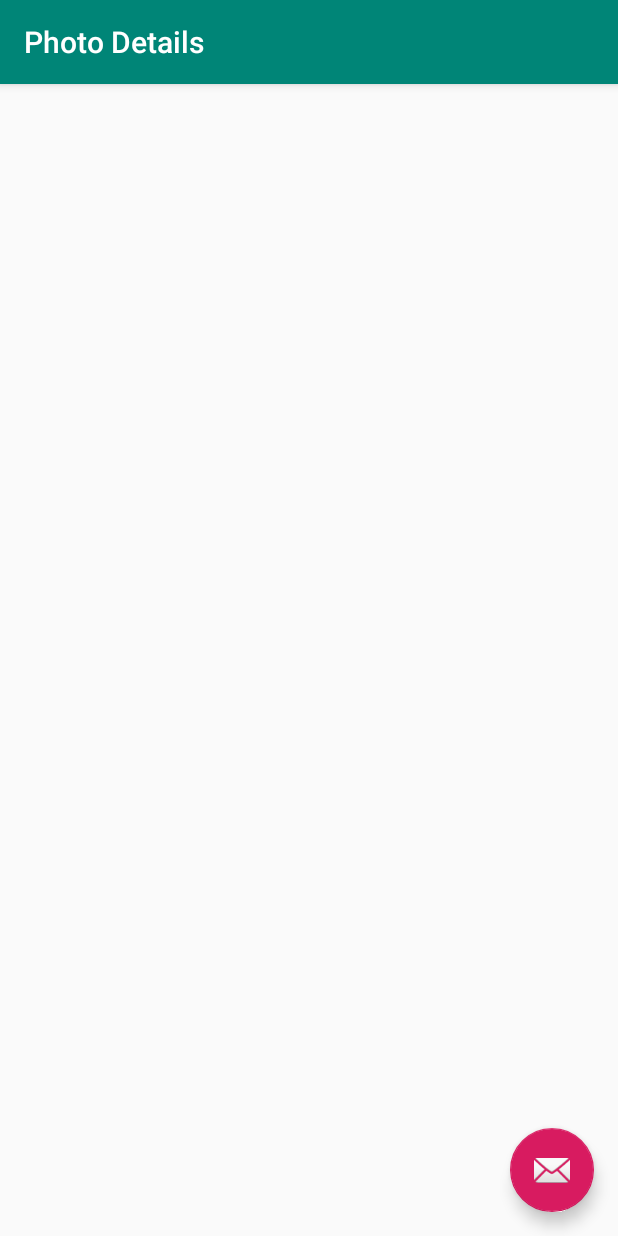
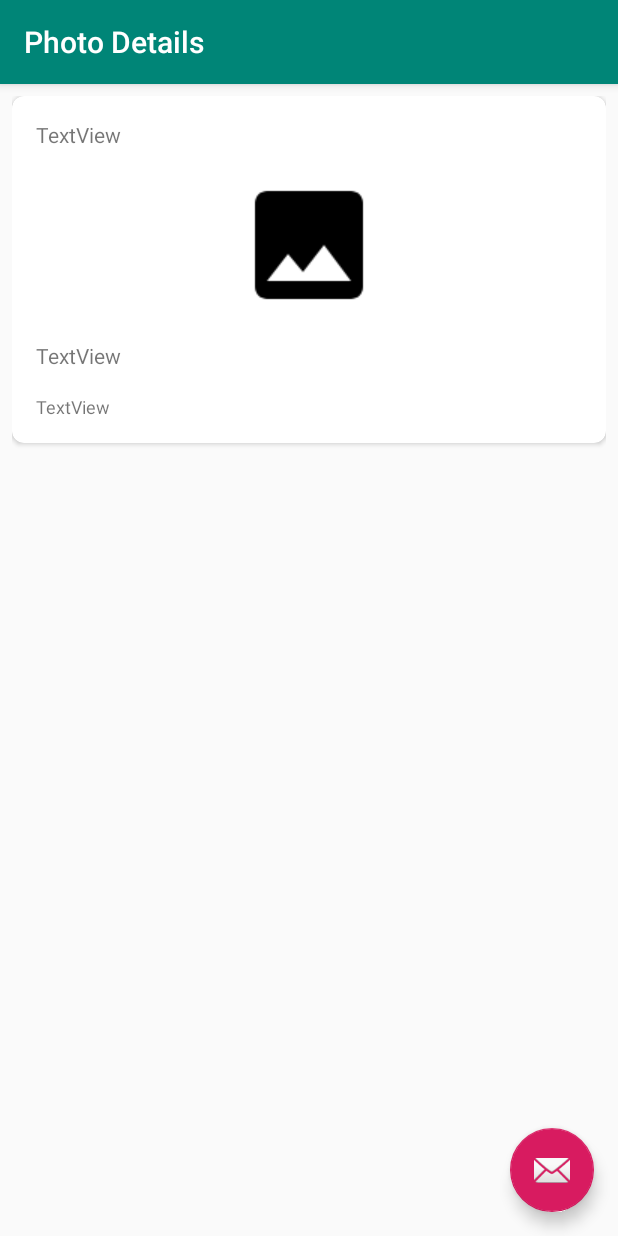
Before and after one commit to wanchat153/KotlinTutorial_9, an Android app: the PhotoDetailsActivity screen opened directly, with no data from a screen before it, on a phone screen of 412 x 824 dp. Run offline under Robolectric (Android 15) with nearby library versions, the phone set to English and light mode, and no system bars.

Commit message:
1. สร้าง Log ช่ือ TAG
2.
สร้าง override fun doInBackground

3.
ใส่ url flickr
สร้าง fun onDownloadComplete

4.
Callbacks

5.
สร้าง class Photo

6.
สร้าง class GetFlickrJsonData

7.
แก้ไข code GetFlickrJsonData

8.
เพิ่ม fun Uri

9.
เพิ่ม reyclerview ใน content_main

10.
เพิ่มรูป และสร้าง layout browse

11.
ตั้งค่า layout ความสูงและความยาว

12.
สร้าง PhotoDetailsActivity, SearchActivity และเข้าไปแก้ content_photo_datails ตั้งเป็น ScrollView

13.
จัดหน้า content_photo_datails

```diff
--- a/app/src/main/res/layout/content_photo_details.xml
+++ b/app/src/main/res/layout/content_photo_details.xml
@@ -7,6 +7,31 @@
         android:layout_height="match_parent"
         app:layout_behavior="@string/appbar_scrolling_view_behavior"
         tools:showIn="@layout/activity_photo_details"
-        tools:context=".PhotoDetailsActivity">
-
+        tools:context=".PhotoDetailsActivity" android:padding="8dp" android:paddingBottom="16dp">
+    <androidx.cardview.widget.CardView
+            android:layout_width="match_parent"
+            android:layout_height="wrap_content" app:contentPadding="8dp" app:cardCornerRadius="8dp">
+        <LinearLayout
+                android:orientation="vertical"
+                android:layout_width="match_parent"
+                android:layout_height="wrap_content">
+            <TextView
+                    android:text="TextView"
+                    android:layout_width="match_parent"
+                    android:layout_height="wrap_content" android:id="@+id/photo_author" android:layout_margin="8dp"/>
+            <ImageView
+                    android:layout_width="match_parent"
+                    android:layout_height="wrap_content" app:srcCompat="@drawable/placeholder"
+                    android:id="@+id/photo_image" android:layout_margin="8dp" android:scaleType="fitCenter"/>
+            <TextView
+                    android:text="TextView"
+                    android:layout_width="match_parent"
+                    android:layout_height="wrap_content" android:id="@+id/photo_title" android:layout_margin="8dp"/>
+            <TextView
+                    android:text="TextView"
+                    android:layout_width="match_parent"
+                    android:layout_height="wrap_content" android:id="@+id/photo_tags" android:layout_margin="8dp"
+                    android:textSize="12sp"/>
+        </LinearLayout>
+    </androidx.cardview.widget.CardView>
 </ScrollView>
```
